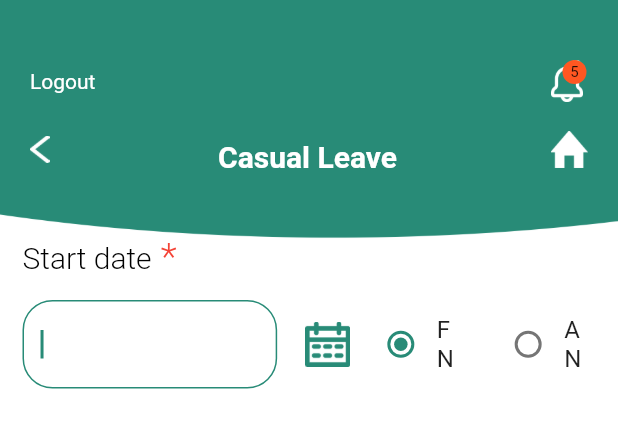
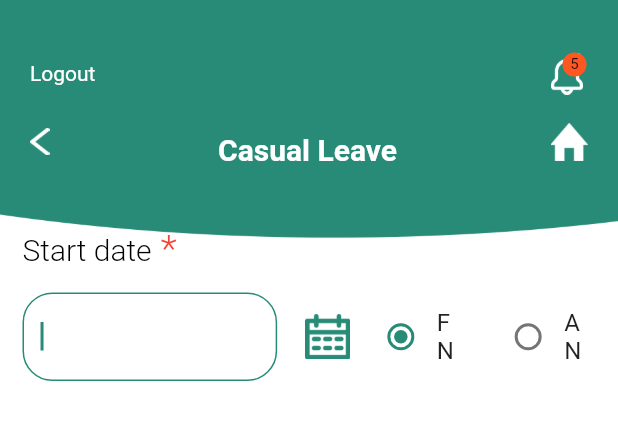
Before and after one commit to maruthu-anabond/leave_management, a Flutter app: what casualleave() shows on an empty page, opened directly, on a phone screen of 412 x 824 dp. Shown: the top 428 px of the screen. Run offline on Flutter 3.47's test engine with Material 2 defaults, Android fonts, the phone set to English and light mode, and no system bars; our stand-ins replace carousel_slider, flutter_cache_manager, flutter_spinkit, flutter_svg, image_cropper, image_picker and 1 more; missing offline and left inert: adobe_xd, image_cropper_for_web, image_picker_for_web, shared_preferences_web; accounts and stored records are empty.

Commit message:
#3789Leave application-Mobile app Apply leave screen (CL)

```diff
--- a/lib/views/pages/casual_leave.dart
+++ b/lib/views/pages/casual_leave.dart
@@ -41,7 +41,7 @@ class _CasualPageState extends State<casualleave> {
                 mainAxisSize: MainAxisSize.min,
                 children: <Widget>[
                   SizedBox(
-                    height: 40.0,
+                    height: 35.0,
                   ),
                   Container(
                     child: headerBar(
```
